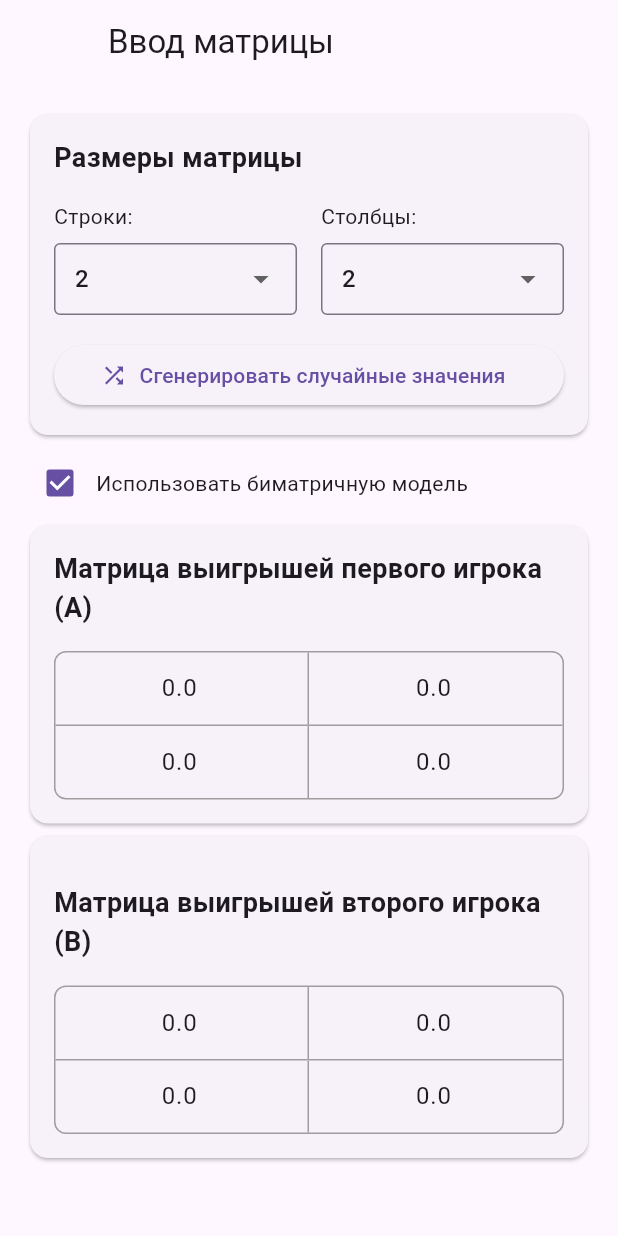
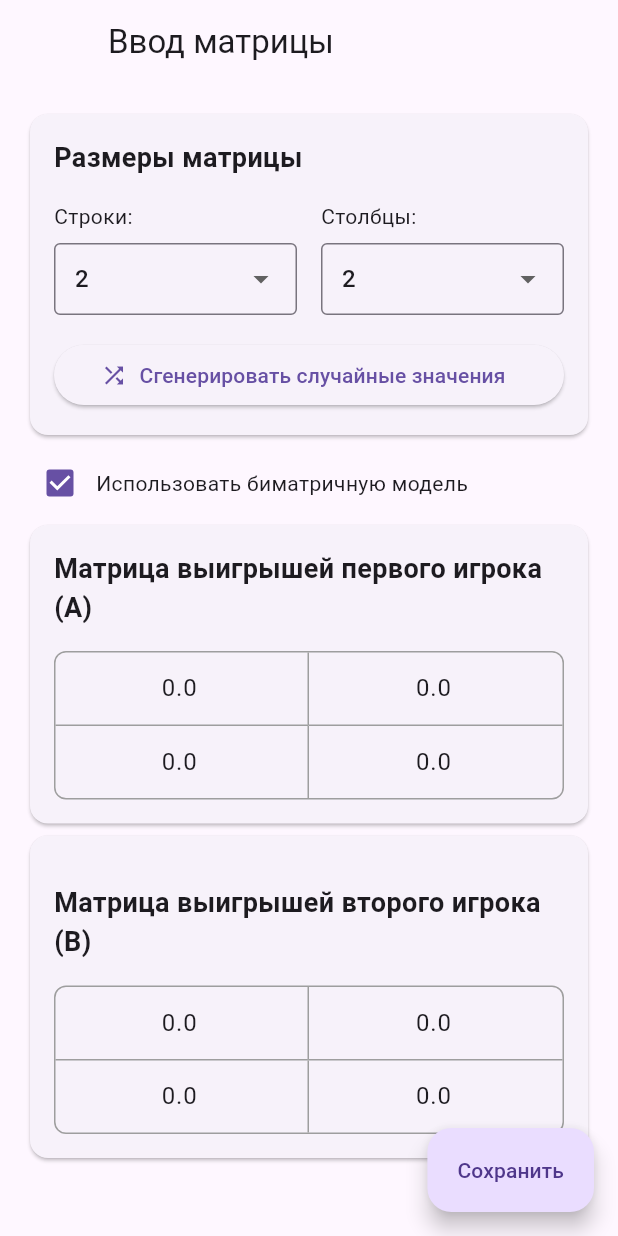
Before and after one commit to GrIvans/mind_games, a Flutter app: the screen it shows after launch, on a phone screen of 412 x 824 dp. Run offline on Flutter 3.47's test engine with Material 3 defaults, Android fonts, the phone set to English and light mode, and no system bars.

Commit message:
добавил ввод одноматричных моделей

```diff
--- a/lib/widgets/matrix_input_screen_widget.dart
+++ b/lib/widgets/matrix_input_screen_widget.dart
@@ -76,6 +76,13 @@ class MatrixInputScreenState extends State<MatrixInputScreen> {
       for (var j = 0; j < cols; j++) {
         matrixA[i][j] = num.parse(controllersA[i][j].text);
         matrixB[i][j] = num.parse(controllersB[i][j].text);
+      }
+    }
+    if (screenIndex == 0) {
+      for (var i = 0; i < rows; i++) {
+        for (var j = 0; j < cols; j++) {
+          matrixB[i][j] = 0 - matrixA[i][j];
+        }
       }
     }
     context.read<GameProvider>().setMatrixB(matrixB);
@@ -203,49 +210,41 @@ class MatrixInputScreenState extends State<MatrixInputScreen> {
             IndexedStack(
               index: screenIndex,
               children: [
-                OneMatrixWidget(),
-                BiMatrixWidget(
+                // одна матрица
+                Column(
+                  children: [
+                    Card(
+                      child: Padding(
+                        padding: EdgeInsets.all(16.0),
+                        child: Column(
+                          crossAxisAlignment: CrossAxisAlignment.start,
+                          children: [
+                            Text(
+                              'Матрица выигрышей',
+                              style: TextStyle(
+                                  fontSize: 18, fontWeight: FontWeight.bold),
+                            ),
+                            SizedBox(height: 16),
+                            Container(
+                              decoration: BoxDecoration(
+                                border: Border.all(color: Colors.grey),
+                                borderRadius: BorderRadius.circular(8),
+                              ),
+                              child: MatrixWidget(
                                   rows: rows,
                                   cols: cols,
                                   controllersB: controllersB,
-                    controllersA: controllersA),
-              ],
+                                  controllersA: controllersA,
+                                  showMatrixB: false),
                             ),
                           ],
                         ),
                       ),
-      // floatingActionButton: FloatingActionButton.extended(
-      //     onPressed: saveMatrix, label: Text("Сохранить")),
-    );
-  }
-}
-
-class OneMatrixWidget extends StatelessWidget {
-  const OneMatrixWidget({super.key});
-
-  @override
-  Widget build(BuildContext context) {
-    return const Placeholder();
-  }
-}
-
-class BiMatrixWidget extends StatelessWidget {
-  const BiMatrixWidget({
-    super.key,
-    required this.rows,
-    required this.cols,
-    required this.controllersB,
-    required this.controllersA,
-  });
-
-  final int rows;
-  final int cols;
-  final List<List<TextEditingController>> controllersB;
-  final List<List<TextEditingController>> controllersA;
-
-  @override
-  Widget build(BuildContext context) {
-    return Column(
+                    ),
+                  ],
+                ),
+                // биматричные модели
+                Column(
                   children: [
                     Card(
                       child: Padding(
@@ -255,7 +254,8 @@ class BiMatrixWidget extends StatelessWidget {
                           children: [
                             Text(
                               'Матрица выигрышей первого игрока (A)',
-                  style: TextStyle(fontSize: 18, fontWeight: FontWeight.bold),
+                              style: TextStyle(
+                                  fontSize: 18, fontWeight: FontWeight.bold),
                             ),
                             SizedBox(height: 16),
                             Container(
@@ -282,7 +282,8 @@ class BiMatrixWidget extends StatelessWidget {
                             SizedBox(height: 16),
                             Text(
                               'Матрица выигрышей второго игрока (B)',
-                  style: TextStyle(fontSize: 18, fontWeight: FontWeight.bold),
+                              style: TextStyle(
+                                  fontSize: 18, fontWeight: FontWeight.bold),
                             ),
                             SizedBox(height: 16),
                             Container(
@@ -302,6 +303,16 @@ class BiMatrixWidget extends StatelessWidget {
                       ),
                     ),
                   ],
+                ),
+              ],
+            ),
+          ],
+        ),
+      ),
+      floatingActionButton: FloatingActionButton.extended(
+        onPressed: saveMatrix,
+        label: Text("Сохранить"),
+      ),
     );
   }
 }
```
Lines whose indentation alone changed are shown as unchanged.
